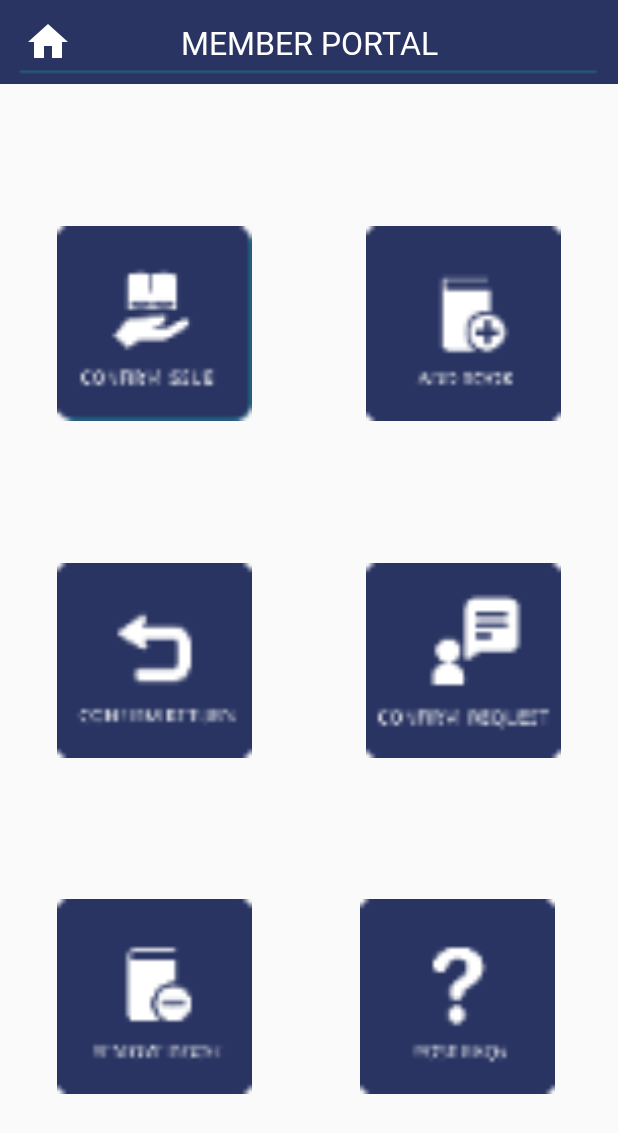
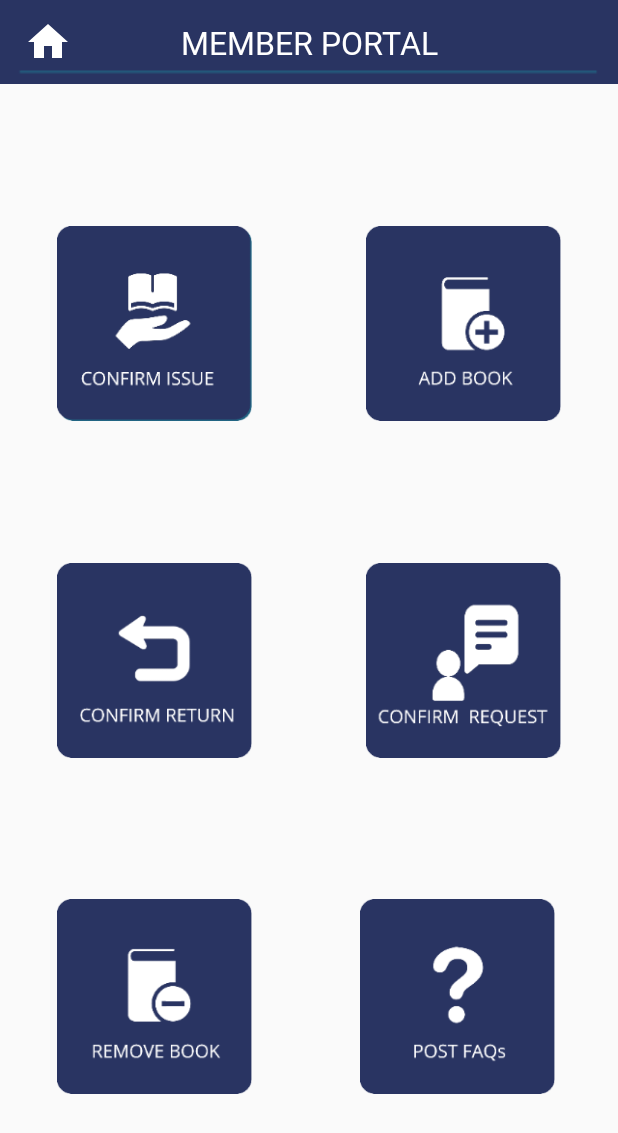
Before and after one commit to Sanketagarwal17/BookClubLatest, an Android app: the MemberActivity screen opened directly, with no data from a screen before it, on a phone screen of 412 x 824 dp. Shown: the top 1133 px of the screen. Run offline under Robolectric (Android 15) with nearby library versions, the phone set to English and light mode, and no system bars; our stand-ins replace ButterKnife; libraries missing offline, so code that uses them is left out: ss.com.bannerslider; pictures from the network do not load; Roboto replaces fonts that are not available here.

Commit message:
improve member home page image qualities (layout update)

```diff
--- a/app/src/main/res/layout/activity_member.xml
+++ b/app/src/main/res/layout/activity_member.xml
@@ -52,7 +52,7 @@
         android:id="@+id/issue_confirm"
         android:layout_width="130dp"
         android:layout_height="130dp"
-        android:background="@mipmap/member_issue"
+        android:background="@mipmap/confirm_issue"
         app:layout_constraintBottom_toTopOf="@+id/return_confirm"
         app:layout_constraintDimensionRatio="1:1"
         app:layout_constraintEnd_toStartOf="@+id/guideline32"
@@ -65,7 +65,7 @@
         android:layout_width="130dp"
         android:layout_height="130dp"
 
-        android:background="@mipmap/member_return"
+        android:background="@mipmap/confirm_return"
         app:layout_constraintBottom_toTopOf="@+id/remove_book"
         app:layout_constraintDimensionRatio="1:1"
         app:layout_constraintEnd_toStartOf="@+id/guideline32"
@@ -89,7 +89,7 @@
         android:id="@+id/addbook"
         android:layout_width="130dp"
         android:layout_height="130dp"
-        android:background="@mipmap/member_add"
+        android:background="@mipmap/add_book"
         app:layout_constraintBottom_toTopOf="@+id/request_confirm"
         app:layout_constraintDimensionRatio="1:1"
         app:layout_constraintEnd_toEndOf="parent"
```
Also changed, not shown: app/src/main/res/mipmap-xxxhdpi/add_book.png (added), app/src/main/res/mipmap-xxxhdpi/confirm_issue.png (added), app/src/main/res/mipmap-xxxhdpi/confirm_request.png, app/src/main/res/mipmap-xxxhdpi/confirm_return.png (added), app/src/main/res/mipmap-xxxhdpi/member_add.png (deleted), app/src/main/res/mipmap-xxxhdpi/member_issue.png (deleted), app/src/main/res/mipmap-xxxhdpi/member_request.png (deleted), app/src/main/res/mipmap-xxxhdpi/member_return.png (deleted), app/src/main/res/mipmap-xxxhdpi/post_faqs.png, app/src/main/res/mipmap-xxxhdpi/remove_book.png.
